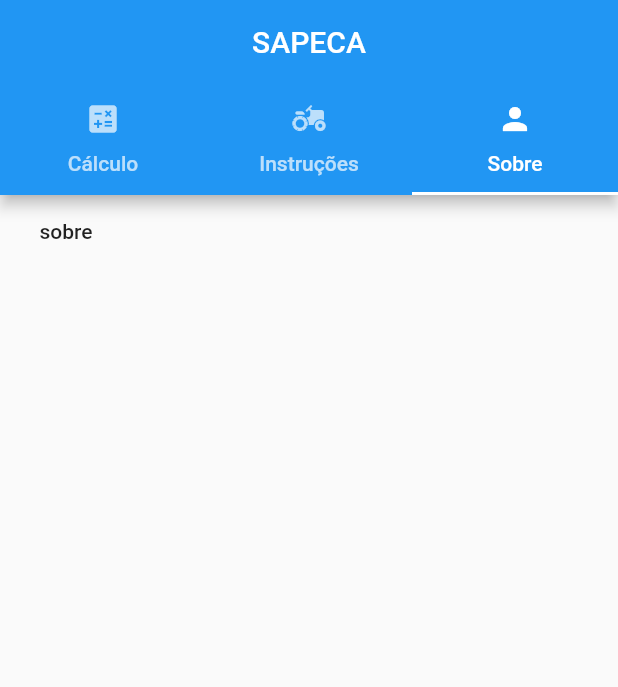
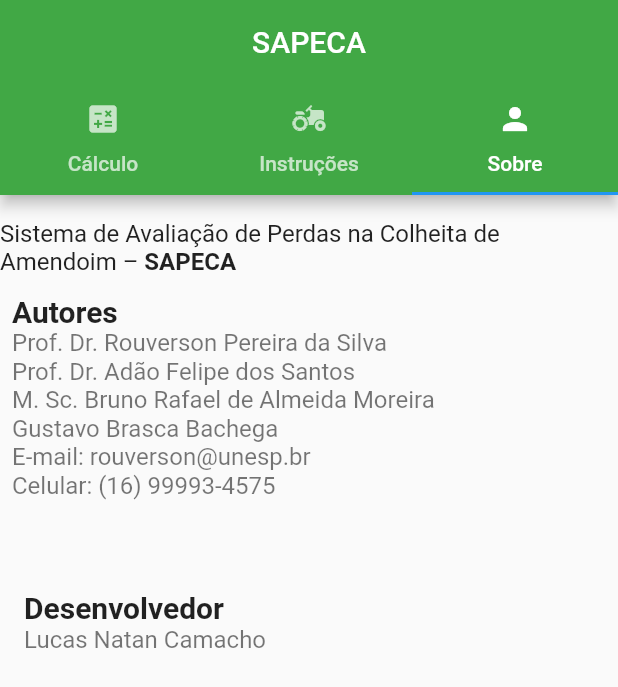
Before and after one commit to gatlingnoah/app_sapeca, a Flutter app: the screen it shows after launch, tab 3 chosen, on a phone screen of 412 x 824 dp. Shown: the top 687 px of the screen. Run offline on Flutter 3.47's test engine with Material 2 defaults, Android fonts, the phone set to English and light mode, and no system bars.

Commit message:
melhorias nas classes, e criação do sobre

```diff
--- a/lib/main.dart
+++ b/lib/main.dart
@@ -35,6 +35,7 @@
             ),
             title: const Text('SAPECA'),
             centerTitle: true,
+            backgroundColor: Color.fromARGB(255, 65, 168, 69),
           ),
           body: TabBarView(
             children: <Widget>[Calculo(), Instrucoes(), Sobre()],
--- a/lib/pages/instrucoes.dart
+++ b/lib/pages/instrucoes.dart
@@ -11,31 +11,37 @@
 class _InstrucoesState extends State<Instrucoes> {
   @override
   Widget build(BuildContext context) {
-    return MaterialApp(
-      home: Scaffold(
-          //  appBar: AppBar(
-          //title: Text('Flutter DataTable Example'),
-          //      ),
-          body: ListView(children: <Widget>[
+    return Scaffold(
+      body: Scrollbar(
+        child: ListView(
+          children: <Widget>[
+            Padding(padding: const EdgeInsets.all(8.0)),
             Center(
               child: Text(
                 'Construindo a Armação',
                 style: TextStyle(fontSize: 20, fontWeight: FontWeight.bold),
-        )),
+              ),
+            ),
             DataTable(
               columns: [
                 DataColumn(
-                label: Text('Operação',
-                    style:
-                        TextStyle(fontSize: 14, fontWeight: FontWeight.bold))),
+                  label: Text(
+                    'Operação',
+                    style: TextStyle(fontSize: 14, fontWeight: FontWeight.bold),
+                  ),
+                ),
                 DataColumn(
-                label: Text('Modelo',
-                    style:
-                        TextStyle(fontSize: 14, fontWeight: FontWeight.bold))),
+                  label: Text(
+                    'Modelo',
+                    style: TextStyle(fontSize: 14, fontWeight: FontWeight.bold),
+                  ),
+                ),
                 DataColumn(
-                label: Text('Armação',
-                    style:
-                        TextStyle(fontSize: 14, fontWeight: FontWeight.bold))),
+                  label: Text(
+                    'Armação',
+                    style: TextStyle(fontSize: 14, fontWeight: FontWeight.bold),
+                  ),
+                ),
               ],
               rows: [
                 DataRow(cells: const [
@@ -95,7 +101,9 @@
                 ]),
               ],
             ),
-      ])),
+          ],
+        ),
+      ),
     );
   }
 }
--- a/lib/pages/sobre.dart
+++ b/lib/pages/sobre.dart
@@ -1,4 +1,13 @@
+// ignore_for_file: prefer_const_constructors
+// ignore_for_file: prefer_const_literals_to_create_immutables
 import 'package:flutter/material.dart';
+
+String stringAutores = 'Prof. Dr. Rouverson Pereira da Silva \n'
+    'Prof. Dr. Adão Felipe dos Santos \n'
+    'M. Sc. Bruno Rafael de Almeida Moreira \n'
+    'Gustavo Brasca Bachega \n'
+    'E-mail: rouverson@unesp.br \n'
+    'Celular: (16) 99993-4575 \n';
 
 class Sobre extends StatefulWidget {
   @override
@@ -9,10 +18,47 @@
   @override
   Widget build(BuildContext context) {
     return Scaffold(
-      body: Container(
-        child: FlatButton(
-            onPressed: () => debugPrint('presrt'), child: Text('sobre')),
-      ),
-    );
+        body: ListView(
+      children: [
+        Padding(padding: EdgeInsets.all(8)),
+        Center(
+          child: const Text.rich(
+            TextSpan(
+              text: 'Sistema de Avaliação de Perdas na Colheita de Amendoim – ',
+              style: TextStyle(fontSize: 16), // default text style
+              children: <TextSpan>[
+                TextSpan(
+                    text: 'SAPECA',
+                    style: TextStyle(fontWeight: FontWeight.bold)),
+              ],
+            ),
+          ),
+        ),
+        // Lista dos Autores
+        ListTile(
+          title: Text(
+            'Autores',
+            style: TextStyle(fontSize: 20, fontWeight: FontWeight.bold),
+          ),
+          subtitle: Text(
+            stringAutores,
+            style: TextStyle(fontSize: 16),
+          ),
+          contentPadding: EdgeInsets.all(8),
+        ),
+        // Lista dos Autores
+        ListTile(
+          title: Text(
+            'Desenvolvedor',
+            style: TextStyle(fontSize: 20, fontWeight: FontWeight.bold),
+          ),
+          subtitle: Text(
+            'Lucas Natan Camacho',
+            style: TextStyle(fontSize: 16),
+          ),
+          contentPadding: EdgeInsets.all(16),
+        )
+      ],
+    ));
   }
 }
```
Also changed, not shown: 1 other file. Lines whose indentation alone changed are shown as unchanged.
